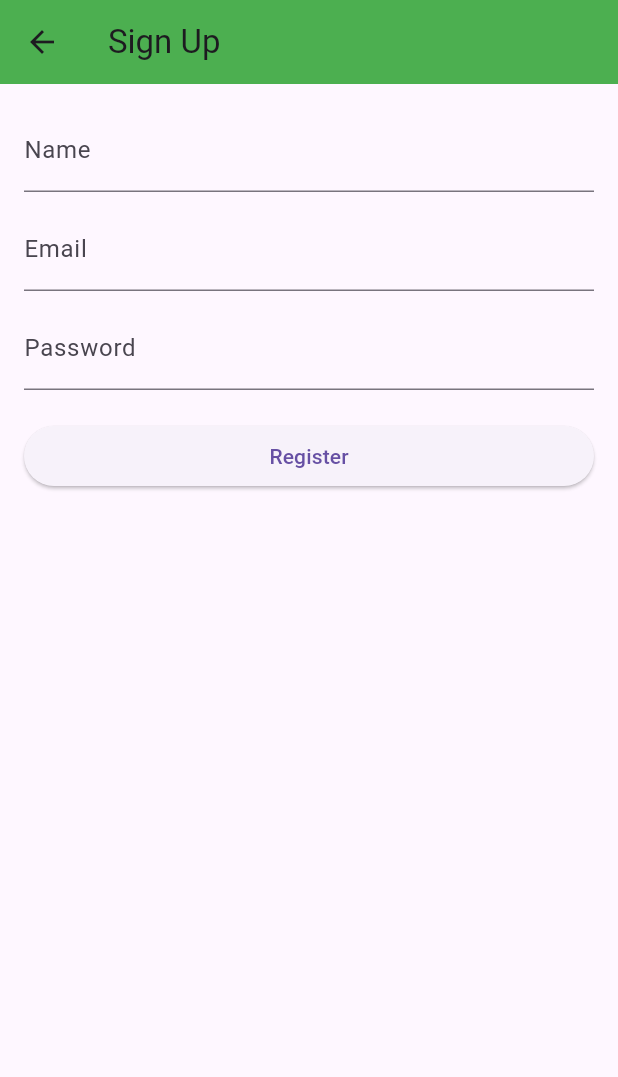
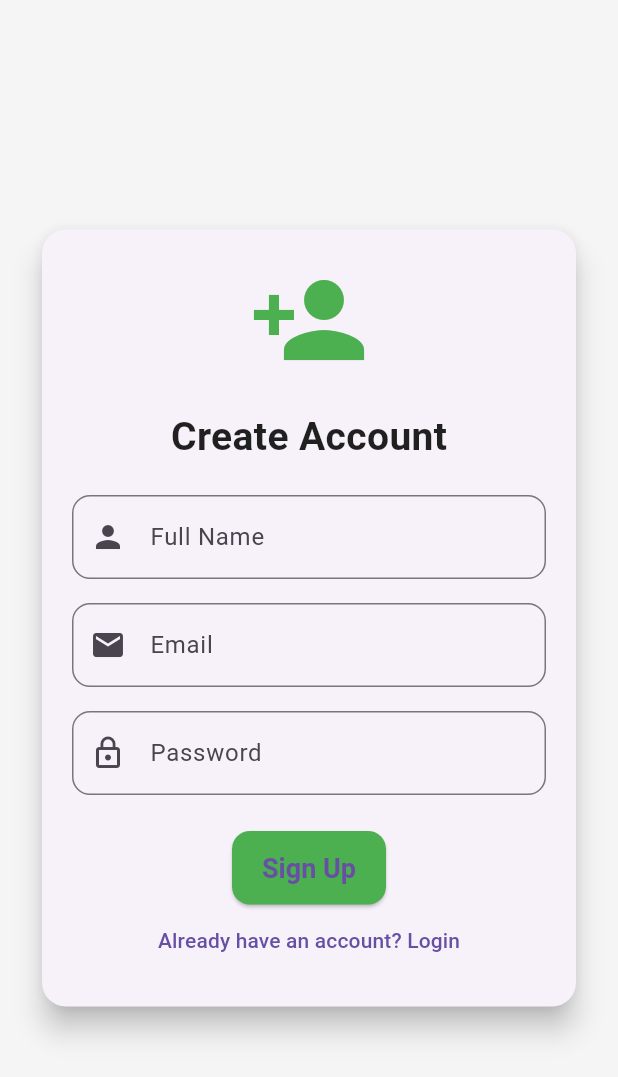
Before and after one commit to Larbi141414/DZ_SHOPPING1414, a Flutter app: the screen it shows after launch, after a tap on "Sign Up", on a phone screen of 412 x 824 dp. Shown: the top 1077 px of the screen. Run offline on Flutter 3.47's test engine with Material 3 defaults, Android fonts, the phone set to English and light mode, and no system bars.

Commit message:
Add styled Login and Signup screens

```diff
--- a/lib/main.dart
+++ b/lib/main.dart
@@ -1,4 +1,5 @@
 import 'package:flutter/material.dart';
+import 'theme/app_theme.dart';
 import 'screens/home/home_screen.dart';
 import 'screens/admin/admin_dashboard.dart';
 import 'screens/auth/login_screen.dart';
@@ -8,6 +9,7 @@ import 'screens/cart/cart_screen.dart';
 void main() {
   runApp(MaterialApp(
     debugShowCheckedModeBanner: false,
+    theme: AppTheme.lightTheme,
     home: const HomeScreen(),
     routes: {
       '/admin': (context) => const AdminDashboard(),
--- a/lib/screens/auth/signup_screen.dart
+++ b/lib/screens/auth/signup_screen.dart
@@ -10,37 +10,82 @@ class SignupScreen extends StatelessWidget {
     final passwordController = TextEditingController();
 
     return Scaffold(
-      appBar: AppBar(
-        title: const Text('Sign Up'),
-        backgroundColor: Colors.green,
+      body: Center(
+        child: SingleChildScrollView(
+          padding: const EdgeInsets.all(24),
+          child: Card(
+            shape: RoundedRectangleBorder(
+              borderRadius: BorderRadius.circular(16),
             ),
-      body: Padding(
-        padding: const EdgeInsets.all(16.0),
-        child: ListView(
+            elevation: 8,
+            child: Padding(
+              padding: const EdgeInsets.all(20.0),
+              child: Column(
+                mainAxisSize: MainAxisSize.min,
                 children: [
+                  const Icon(Icons.person_add, size: 80, color: Colors.green),
+                  const SizedBox(height: 20),
+                  const Text(
+                    'Create Account',
+                    style: TextStyle(
+                      fontSize: 26,
+                      fontWeight: FontWeight.bold,
+                    ),
+                  ),
+                  const SizedBox(height: 20),
                   TextField(
                     controller: nameController,
-              decoration: const InputDecoration(labelText: 'Name'),
+                    decoration: InputDecoration(
+                      prefixIcon: const Icon(Icons.person),
+                      labelText: 'Full Name',
+                      border: OutlineInputBorder(
+                        borderRadius: BorderRadius.circular(12),
                       ),
-            const SizedBox(height: 10),
+                    ),
+                  ),
+                  const SizedBox(height: 16),
                   TextField(
                     controller: emailController,
-              decoration: const InputDecoration(labelText: 'Email'),
+                    decoration: InputDecoration(
+                      prefixIcon: const Icon(Icons.email),
+                      labelText: 'Email',
+                      border: OutlineInputBorder(
+                        borderRadius: BorderRadius.circular(12),
                       ),
-            const SizedBox(height: 10),
+                    ),
+                  ),
+                  const SizedBox(height: 16),
                   TextField(
                     controller: passwordController,
-              decoration: const InputDecoration(labelText: 'Password'),
                     obscureText: true,
+                    decoration: InputDecoration(
+                      prefixIcon: const Icon(Icons.lock_outline),
+                      labelText: 'Password',
+                      border: OutlineInputBorder(
+                        borderRadius: BorderRadius.circular(12),
                       ),
-            const SizedBox(height: 20),
+                    ),
+                  ),
+                  const SizedBox(height: 24),
                   ElevatedButton(
                     onPressed: () {
-                Navigator.pushReplacementNamed(context, '/login');
+                      // هنا ضع منطق إنشاء الحساب
+                      ScaffoldMessenger.of(context).showSnackBar(
+                        const SnackBar(content: Text('Signup clicked!')),
+                      );
                     },
-              child: const Text('Register'),
+                    child: const Text('Sign Up'),
+                  ),
+                  TextButton(
+                    onPressed: () {
+                      Navigator.pop(context);
+                    },
+                    child: const Text("Already have an account? Login"),
                   ),
                 ],
+              ),
+            ),
+          ),
         ),
       ),
     );
--- a/lib/screens/home/home_screen.dart
+++ b/lib/screens/home/home_screen.dart
@@ -6,44 +6,47 @@ class HomeScreen extends StatelessWidget {
   @override
   Widget build(BuildContext context) {
     return Scaffold(
-      appBar: AppBar(
-        title: const Text('DZ SHOPPING'),
-        backgroundColor: Colors.green,
+      body: Container(
+        decoration: const BoxDecoration(
+          image: DecorationImage(
+            image: AssetImage('assets/images/bg.jpg'),
+            fit: BoxFit.cover,
           ),
-      body: Center(
+        ),
+        child: Center(
           child: Column(
             mainAxisAlignment: MainAxisAlignment.center,
             children: [
-            ElevatedButton(
-              onPressed: () {
-                Navigator.pushNamed(context, '/admin');
-              },
-              child: const Text('Go to Admin Panel'),
+              const Icon(Icons.shopping_cart, size: 100, color: Colors.white),
+              const SizedBox(height: 20),
+              const Text(
+                'DZ SHOPPING',
+                style: TextStyle(
+                  fontSize: 28,
+                  color: Colors.white,
+                  fontWeight: FontWeight.bold,
                 ),
-            const SizedBox(height: 20),
-            ElevatedButton(
-              onPressed: () {
-                Navigator.pushNamed(context, '/login');
-              },
-              child: const Text('Login'),
               ),
-            const SizedBox(height: 20),
-            ElevatedButton(
-              onPressed: () {
-                Navigator.pushNamed(context, '/signup');
-              },
-              child: const Text('Sign Up'),
+              const SizedBox(height: 40),
+              buildMenuButton(context, 'Go to Admin Panel', Icons.admin_panel_settings, '/admin'),
+              buildMenuButton(context, 'Login', Icons.login, '/login'),
+              buildMenuButton(context, 'Sign Up', Icons.person_add, '/signup'),
+              buildMenuButton(context, 'Cart', Icons.shopping_bag, '/cart'),
+            ],
           ),
-            const SizedBox(height: 20),
-            ElevatedButton(
-              onPressed: () {
-                Navigator.pushNamed(context, '/cart');
-              },
-              child: const Text('Cart'),
-            ),
-          ],
         ),
       ),
     );
   }
+
+  Widget buildMenuButton(BuildContext context, String text, IconData icon, String route) {
+    return Padding(
+      padding: const EdgeInsets.symmetric(vertical: 8.0),
+      child: ElevatedButton.icon(
+        onPressed: () => Navigator.pushNamed(context, route),
+        icon: Icon(icon),
+        label: Text(text),
+      ),
+    );
   }
+}
--- a/pubspec.yaml
+++ b/pubspec.yaml
@@ -87,3 +87,6 @@ flutter:
   #
   # For details regarding fonts from package dependencies,
   # see https://flutter.dev/to/font-from-package
+flutter:
+  assets:
+    - assets/images/bg.jpg
```
Also changed, not shown: lib/screens/auth/login_screen.dart (+49 -11 lines), lib/theme/app_theme.dart (added, +31 -0 lines), assets/images/bg.jpg (added). Lines whose indentation alone changed are shown as unchanged.
